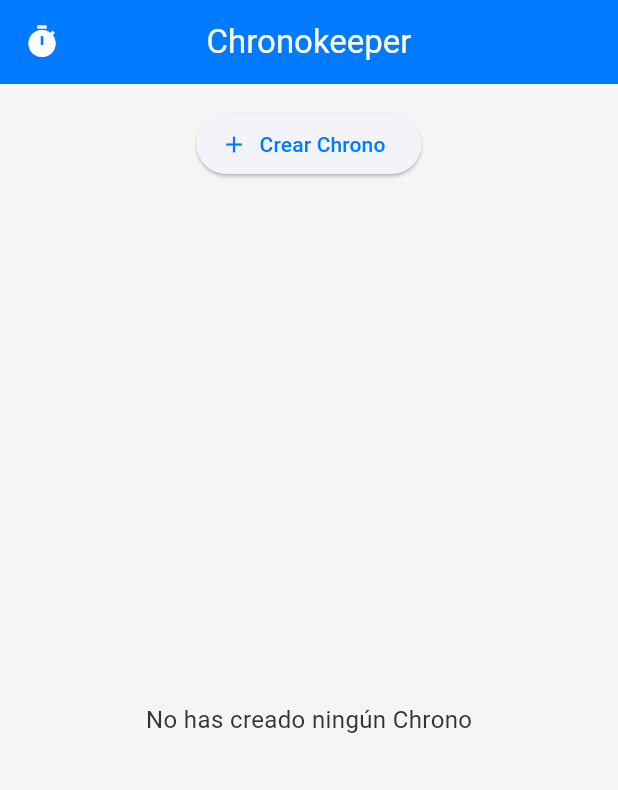
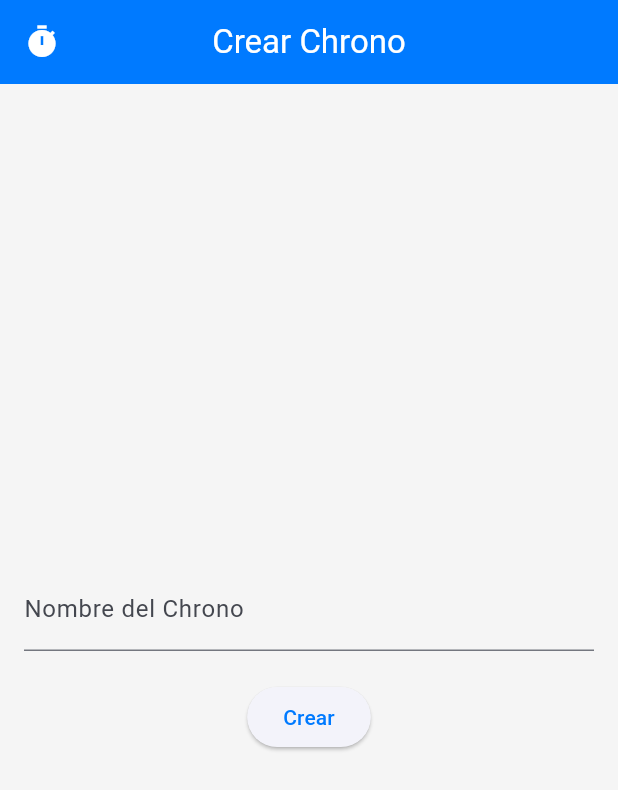
Before and after one commit to Moisecore/cronometraje_app, a Flutter app: the MyChronosView screen opened by its route, after a tap on "Crear Chrono", on a phone screen of 412 x 824 dp. Shown: the top 790 px of the screen. Run offline on Flutter 3.47's test engine with Material 3 defaults, Android fonts, the phone set to English and light mode, and no system bars; our stand-ins replace go_router, sqflite, upgrader; accounts and stored records are empty.

Commit message:
Vista Mis Chronos y Crear Chrono

```diff
--- a/lib/main.dart
+++ b/lib/main.dart
@@ -1,4 +1,5 @@
 import 'package:cronometraje_app/services/chrono_service.dart';
+import 'package:cronometraje_app/views/create_chrono_view.dart';
 import 'package:cronometraje_app/views/my_chronos_view.dart';
 import 'package:flutter/material.dart';
 import 'package:provider/provider.dart';
@@ -33,11 +34,11 @@
       path: '/myChronos',
       builder: (context, state) => const MyChronosView(),
     ),
-    /**GoRoute(
+    GoRoute(
       path: '/createChrono',
       builder: (context, state) => const CreateChronoView(),
     ),
-    GoRoute(
+    /**GoRoute(
       path: '/chrono/:id',
       builder: (context, state) {
         final id = int.tryParse(state.pathParameters['id'] ?? '0') ?? 0;
--- a/lib/models/chrono_model.dart
+++ b/lib/models/chrono_model.dart
@@ -1,4 +1,4 @@
-enum ChronoState { stopped, running, paused }
+enum ChronoState { detenido, andando, pausado } // En DB como: 0, 1, 2.
 
 /// Chrono Model (representa una instancia de un Chrono).
 class ChronoModel {
@@ -7,32 +7,41 @@ class ChronoModel {
   final DateTime createdAt;
   final ChronoState state;
   final List<String> tags;
+  final int hidden; // Campo para soft-delete, 0: visible, 1: soft-deleted.
 
   ChronoModel({
     this.id,
     required this.name,
     required this.createdAt,
-    this.state = ChronoState.stopped,
-    this.tags = const ['Etiquetas'],
+    this.state = ChronoState.detenido,
+    this.tags = const [],
+    this.hidden = 0
   });
 
+  /// Crea un ChronoModel desde un Map de la base de datos.
   factory ChronoModel.fromMap(Map<String, dynamic> map) {
     return ChronoModel(
       id: map['id'],
       name: map['name'],
       createdAt: DateTime.parse(map['createdAt']),
       state: ChronoState.values[map['state']],
-      tags: List<String>.from(map['tags'] ?? ['Etiquetas']),
+      tags: List<String>.from({map['tags']}), // Pendiente: modificar para implementación de etiquetas.
+      hidden: map['hidden']
     );
   }
 
+  /// Convierte un ChronoModel a un Map para guardar en la base de datos.
   Map<String, dynamic> toMap() {
-    return {
-      'id': id,
-      'name': name,
-      'createdAt': createdAt.toIso8601String(),
-      'state': state.index,
-      'tags': tags,
-    };
+    final Map<String, dynamic> map = <String,dynamic>{};
+    if (id != null) {
+      map['id'] = id;
+    } else{
+      map['name'] = name;
+      map['createdAt'] = createdAt.toIso8601String();
+      map['state'] = state.index;
+      map['tags'] = tags.toString();
+      map['hidden'] = hidden;
+    }
+    return map;
   }
 }
--- a/lib/services/chrono_service.dart
+++ b/lib/services/chrono_service.dart
@@ -1,6 +1,122 @@
-import 'dart:async';
+import 'package:sqflite/sqflite.dart';
+import 'package:path/path.dart';
 import 'package:cronometraje_app/models/chrono_model.dart';
 
+/// Servicio para manejar la base de datos.
 class ChronoService {
+  static final ChronoService _instance = ChronoService._internal();
+  factory ChronoService() => _instance;
+
+  Database? _database;
+
+  ChronoService._internal();
+
+  Future<Database> get database async {
+    if (_database != null) return _database!;
+    _database = await _initDB();
+    return _database!;
+  }
+
+  /// Inicia la base de datos y crea la tabla 'chronos'.
+  ///
+  /// version: 1 - contiene la tabla 'chronos'.
+  Future<Database> _initDB() async {
+    final dbPath = await getDatabasesPath(); // En caso de querer app para iOS, usar 'path_provider'.
+    final path = join(dbPath, 'chronokeeper.db');
+
+    // Descomentar para resetear base de datos.
+    // databaseFactory.deleteDatabase(path);
+
+    return await openDatabase(
+      path,
+      version: 1, // Aumentar en 1 al agregar nuevas tablas.
+      onCreate: (db, version) async {
+        await db.execute(
+          '''CREATE TABLE chronos (
+            id INTEGER PRIMARY KEY AUTOINCREMENT,
+            name TEXT,
+            createdAt TEXT,
+            state INTEGER,
+            tags TEXT,
+            hidden INTEGER DEFAULT 0
+          )''',
+        );
+      },
+    );
+  }
+
+  /// Inserta un Chrono en la tabla 'chronos'.
+  Future<int> addChrono(ChronoModel chrono) async {
+    final db = await database;
+    return await db.insert('chronos', chrono.toMap());
+  }
+
+  /// Obtiene los Chronos de la tabla 'chronos' que están visibles (no han sido soft-deleted).
+  Future<List<ChronoModel>> getChronos() async {
+    final db = await database;
+    final List<Map<String, dynamic>> maps = await db.query('chronos', where: 'hidden = ?', whereArgs: [0]);
+    return List.generate(maps.length, (i) => ChronoModel.fromMap(maps[i]));
+  }
+
+  /// Obtiene los Chronos de la tabla 'chronos' que no están visibles (han sido soft-deleted).
+  Future<List<ChronoModel>> getHiddenChronos() async {
+    final db = await database;
+    final List<Map<String, dynamic>> maps = await db.query('chronos', where: 'hidden = ?', whereArgs: [1]);
+    return List.generate(maps.length, (i) => ChronoModel.fromMap(maps[i]));
+  }
+
+  /// Actualiza los valores de un Chrono en la tabla 'chronos'.
+  Future<int> updateChrono(ChronoModel chrono) async {
+    final db = await database;
+    return await db.update(
+      'chronos',
+      chrono.toMap(),
+      where: 'id = ?',
+      whereArgs: [chrono.id],
+    );
+  }
+
+  /// Actualiza el estado de un Chrono (stopped, running, paused) en la tabla 'chronos'.
+  Future<int> updateChronoState(int id, ChronoState newState) async {
+    final db = await database;
+    return await db.update(
+      'chronos',
+      {'state': newState.index},
+      where: 'id = ?',
+      whereArgs: [id],
+    );
+  }
+
+  /// Oculta un Chrono (cambia su valor 'hidden' a 1 en la tabla 'chronos').
+  Future<int> softDeleteChrono(int id) async {
+    final db = await database;
+    return await db.update(
+      'chronos',
+      {'hidden': 1},
+      where: 'id = ?',
+      whereArgs: [id],
+    );
+  }
+
+  /// Recupera un Chrono oculto (vuelve a ser visible, es decir, cambia su valor 'hidden' a 0 en la tabla 'chronos').
+  Future<int> restoreChrono(int id) async {
+    final db = await database;
+    return await db.update(
+      'chronos',
+      {'hidden': 0},
+      where: 'id = ?',
+      whereArgs: [id],
+    );
+  }
+
+  /// Elimina un Chrono de la tabla 'chronos' (no incluye borrar sus relaciones).
+  Future<int> deleteChrono(int id) async {
+    final db = await database;
+    return await db.delete(
+      'chronos',
+      where: 'id = ?',
+      whereArgs: [id],
+    );
+  }
 
 }
--- a/lib/viewmodels/chrono_viewmodel.dart
+++ b/lib/viewmodels/chrono_viewmodel.dart
@@ -10,29 +10,35 @@ class ChronoViewModel extends ChangeNotifier {
   List<ChronoModel> get chronos => _chronos;
 
   ChronoViewModel(this._chronoService);
-  /**
-  /// Fetches all Chronos from the database and updates the state.
+
+  /// Trae todos los Chronos (visibles) de la base de datos y actualiza el state.
   Future<void> fetchChronos() async {
-    _chronos = await _chronoService.getAllChronos();
+    _chronos = await _chronoService.getChronos();
     notifyListeners();
   }
 
-  /// Adds a new Chrono and updates the state.
+  /// Agrega un nuevo Chrono y actualiza el state.
   Future<void> addChrono(String name) async {
     final newChrono = ChronoModel(name: name, createdAt: DateTime.now());
-    await _chronoService.insertChrono(newChrono);
-    await fetchChronos(); // Refresh the list after insertion
+    await _chronoService.addChrono(newChrono);
+    await fetchChronos(); // Refresca la lista luego de la inserción.
   }
 
-  /// Deletes a Chrono and updates the state.
+  /// Borra un Chrono y actualiza el state.
   Future<void> deleteChrono(int id) async {
     await _chronoService.deleteChrono(id);
     await fetchChronos();
   }
 
-  /// Updates the state of a Chrono (start, pause, stop).
+  /// Oculta un Chrono y actualiza el state.
+  Future<void> hideChrono(int id) async {
+    await _chronoService.softDeleteChrono(id);
+    await fetchChronos();
+  }
+
+  /// Actualiza el estado de un Chrono (0: stopped, 1: running, 2: paused) y el state.
   Future<void> updateChronoState(int id, ChronoState newState) async {
     await _chronoService.updateChronoState(id, newState);
     await fetchChronos();
-  }*/
+  }
 }
--- a/lib/views/create_chrono_view.dart
+++ b/lib/views/create_chrono_view.dart
@@ -0,0 +1,82 @@
+import 'package:flutter/material.dart';
+import 'package:cronometraje_app/viewmodels/chrono_viewmodel.dart';
+import 'package:provider/provider.dart';
+
+class CreateChronoView extends StatefulWidget {
+  const CreateChronoView({super.key});
+
+  @override
+  CreateChronoViewState createState() => CreateChronoViewState();
+}
+
+class CreateChronoViewState extends State<CreateChronoView> {
+  final TextEditingController _nameController = TextEditingController();
+
+  void _createChrono(BuildContext context) async {
+    final chronoViewModel = Provider.of<ChronoViewModel>(context, listen: false);
+    final name = _nameController.text.trim();
+
+    if (name.isNotEmpty) {
+      await chronoViewModel.addChrono(name);
+      _showDialog(context, true, name);
+    } else {
+      _showDialog(context, false, name);
+    }
+  }
+
+  void _showDialog(BuildContext context, bool success, String name) {
+    showDialog(
+      context: context,
+      builder: (context) => AlertDialog(
+        title: Text(success ? 'Chrono Creado' : 'Error'),
+        content: Text(success
+            ? 'Chrono "$name" creado exitosamente.'
+            : 'Error: Nombre del Chrono no puede estar vacío.'),
+        actions: [
+          TextButton(
+            onPressed: () {
+              Navigator.of(context).pop();
+              if (success) {
+                Navigator.of(context).pop();
+              }
+            },
+            child: Text('Ok'),
+          ),
+        ],
+      ),
+    );
+  }
+
+  @override
+  Widget build(BuildContext context) {
+    return Scaffold(
+      appBar: AppBar(
+        title: const Text('Crear Chrono'),
+        backgroundColor: Theme.of(context).primaryColor,
+        centerTitle: true,
+        leading: const Icon(Icons.timer),
+      ),
+      body: Center(
+        child: Padding(
+          padding: const EdgeInsets.all(16.0),
+          child: SingleChildScrollView(
+            child: Column(
+              mainAxisAlignment: MainAxisAlignment.center,
+              children: [
+                TextField(
+                  controller: _nameController,
+                  decoration: InputDecoration(labelText: 'Nombre del Chrono'),
+                ),
+                SizedBox(height: 20),
+                ElevatedButton(
+                  onPressed: () => _createChrono(context),
+                  child: Text('Crear'),
+                ),
+              ],
+            ),
+          ),
+        ),
+      ),
+    );
+  }
+}
--- a/lib/views/my_chronos_view.dart
+++ b/lib/views/my_chronos_view.dart
@@ -1,57 +1,75 @@
 import 'package:flutter/material.dart';
+import 'package:go_router/go_router.dart';
 import 'package:provider/provider.dart';
 import 'package:cronometraje_app/viewmodels/chrono_viewmodel.dart';
-import 'package:cronometraje_app/models/chrono_model.dart';
 
 /// Vista de pantalla "Mis Chronos".
 ///
-/// Se muestra un botón para crear un nuevo chrono, y una lista de los chronos existentes.
-class MyChronosView extends StatelessWidget {
+/// Se muestra un botón para crear un nuevo Chrono, y una lista de los Chronos existentes.
+class MyChronosView extends StatefulWidget {
   const MyChronosView({super.key});
 
   @override
+  MyChronosViewState createState() => MyChronosViewState();
+}
+
+class MyChronosViewState extends State<MyChronosView> {
+  @override
+  void initState() {
+    super.initState();
+    WidgetsBinding.instance.addPostFrameCallback((_) {
+      Provider.of<ChronoViewModel>(context, listen: false).fetchChronos();
+    });
+  }
+
+  @override
   Widget build(BuildContext context) {
+    final chronoViewModel = Provider.of<ChronoViewModel>(context);
+    final chronos = chronoViewModel.chronos;
+
     return Scaffold(
       appBar: AppBar(
-        title: const Text('Chronokeeper'),
+        title: const Text('Mis Chronos'),
         backgroundColor: Theme.of(context).primaryColor,
         centerTitle: true,
         leading: const Icon(Icons.timer),
       ),
-      body: Column(
+      body: Center(
+        child: Padding(
+          padding: const EdgeInsets.all(16.0),
+          child: SingleChildScrollView(
+            child: SizedBox(
+              height: MediaQuery.of(context).size.height * 0.85,
+              child: Column(
+                mainAxisAlignment: MainAxisAlignment.center,
                 children: [
                   Padding(
                     padding: const EdgeInsets.all(16.0),
                     child: Center(
                       child: ElevatedButton.icon(
-                onPressed: () {
-                  //Provider.of<ChronoViewModel>(context, listen: false).addChrono('Nuevo Chrono');
-                },
+                        onPressed: () => context.push('/createChrono'),
                         icon: Icon(Icons.add),
                         label: Text('Crear Chrono'),
                       ),
                     ),
                   ),
                   Expanded(
-            child: Consumer<ChronoViewModel>(
-              builder: (context, chronoViewModel, child) {
-                final chronos = chronoViewModel.chronos;
-                if (chronos.isEmpty) {
-                  return Center(
+                    child: chronos.isEmpty
+                    ? Center(
                         child: Text(
                           'No has creado ningún Chrono',
                           style: TextStyle(fontSize: 16),
                         ),
-                  );
-                }
-                return ListView.builder(
+                      )
+                    : ListView.builder(
                         itemCount: chronos.length,
                         itemBuilder: (context, index) {
                           final chrono = chronos[index];
                           return ListTile(
                             title: Text(chrono.name),
                             subtitle: Text(
-                        'Creado: ${chrono.createdAt.toLocal()}\nEstado: ${chrono.state.toString().split('.').last}\nEtiquetas: ${chrono.tags.join(', ')}',
+                              'id: ${chrono.id}\nCreado: ${chrono.createdAt.toLocal()}\nEstado: ${chrono.state.toString().split('.').last}',
+                              //'Creado: ${chrono.createdAt.toLocal()}\nEstado: ${chrono.state.toString().split('.').last}\nEtiquetas: ${chrono.tags.join(', ')}',
                             ),
                             onTap: () {
                               /**Navigator.push(
@@ -63,12 +81,14 @@ class MyChronosView extends StatelessWidget {
                             },
                           );
                         },
-                );
-              },
                       ),
                   ),
                 ],
               ),
+            ),
+          ),
+        ),
+      ),
     );
   }
 }
--- a/pubspec.yaml
+++ b/pubspec.yaml
@@ -39,6 +39,8 @@ dependencies:
   upgrader: ^11.3.1
   flutter_localizations:
     sdk: flutter
+  sqflite: ^2.4.2
+  path: ^1.9.1
 
 dev_dependencies:
   flutter_test:
```
Also changed, not shown: lib/models/record_model.dart (added, +45 -0 lines), lib/views/home_view.dart (+6 -1 lines), pubspec.lock, 1 other file. Lines whose indentation alone changed are shown as unchanged.
